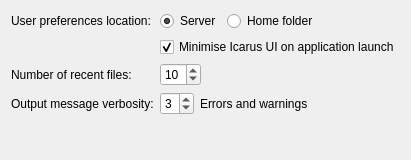
The window that core/tools/icAdmin/settings_user_ui.ui (mjbonnington/icarus-gps) describes before a commit, drawn with Qt 5.
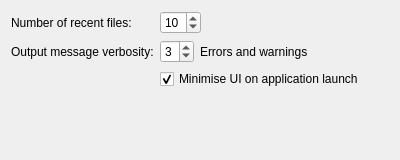
The same window after the commit.

```diff
--- a/core/tools/icAdmin/settings_user_ui.ui
+++ b/core/tools/icAdmin/settings_user_ui.ui
@@ -20,62 +20,14 @@
    <property name="fieldGrowthPolicy">
     <enum>QFormLayout::ExpandingFieldsGrow</enum>
    </property>
-   <item row="0" column="0">
-    <widget class="QLabel" name="userPrefs_label">
-     <property name="text">
-      <string>User preferences location:</string>
-     </property>
-    </widget>
-   </item>
-   <item row="0" column="1">
-    <layout class="QHBoxLayout" name="userPrefs_horizontalLayout">
-     <item>
-      <widget class="QRadioButton" name="userPrefsServer_radioButton">
-       <property name="text">
-        <string>Server</string>
-       </property>
-       <property name="checked">
-        <bool>true</bool>
-       </property>
-      </widget>
-     </item>
-     <item>
-      <widget class="QRadioButton" name="userPrefsHome_radioButton">
-       <property name="text">
-        <string>Home folder</string>
-       </property>
-      </widget>
-     </item>
-    </layout>
-   </item>
-   <item row="1" column="1">
-    <widget class="QCheckBox" name="minimiseOnLaunch_checkBox">
-     <property name="text">
-      <string>Minimise Icarus UI on application launch</string>
-     </property>
-     <property name="checked">
-      <bool>true</bool>
-     </property>
-     <property name="xmlTag" stdset="0">
-      <string>minimiseOnLaunch</string>
-     </property>
-    </widget>
-   </item>
-   <item row="2" column="0">
+   <item row="1" column="0">
     <widget class="QLabel" name="numRecentFiles_label">
      <property name="text">
       <string>Number of recent files:</string>
      </property>
     </widget>
    </item>
-   <item row="3" column="0">
-    <widget class="QLabel" name="verbosity_label">
-     <property name="text">
-      <string>Output message verbosity:</string>
-     </property>
-    </widget>
-   </item>
-   <item row="2" column="1">
+   <item row="1" column="1">
     <layout class="QHBoxLayout" name="numRecentFiles_horizontalLayout">
      <item>
       <widget class="QSpinBox" name="numRecentFiles_spinBox">
@@ -95,7 +47,14 @@
      </item>
     </layout>
    </item>
-   <item row="3" column="1">
+   <item row="2" column="0">
+    <widget class="QLabel" name="verbosity_label">
+     <property name="text">
+      <string>Output message verbosity:</string>
+     </property>
+    </widget>
+   </item>
+   <item row="2" column="1">
     <layout class="QHBoxLayout" name="verbosity_horizontalLayout">
      <item>
       <widget class="QSpinBox" name="verbosity_spinBox">
@@ -122,6 +81,19 @@
      </item>
     </layout>
    </item>
+   <item row="3" column="1">
+    <widget class="QCheckBox" name="minimiseOnLaunch_checkBox">
+     <property name="text">
+      <string>Minimise UI on application launch</string>
+     </property>
+     <property name="checked">
+      <bool>true</bool>
+     </property>
+     <property name="xmlTag" stdset="0">
+      <string>minimiseOnLaunch</string>
+     </property>
+    </widget>
+   </item>
   </layout>
  </widget>
  <tabstops>
```
Left out of the diff: 2 changed lines with no effect on the pictures.
